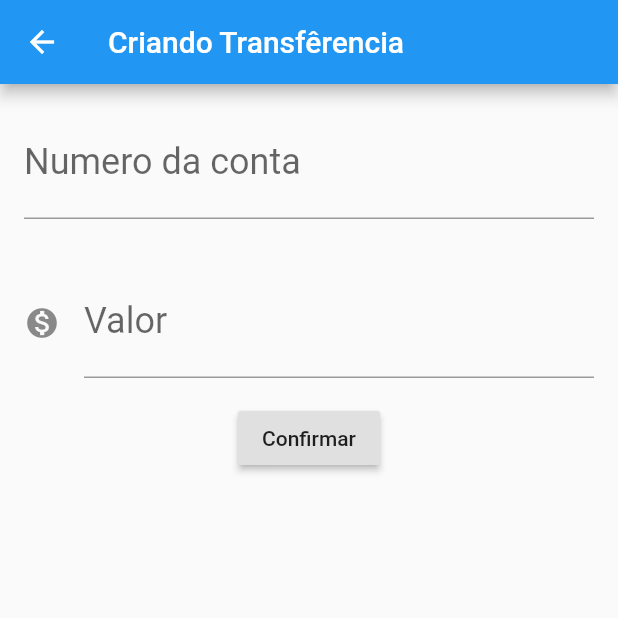
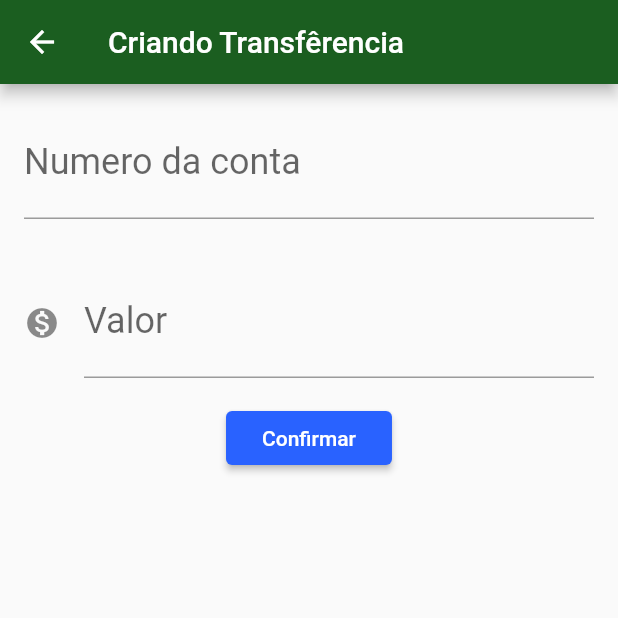
Before and after one commit to Zimmerr/AluraFlutter, a Flutter app: the screen it shows after launch, after a tap on the "add" icon, on a phone screen of 412 x 824 dp, the top half of it. Run offline on Flutter 3.47's test engine with Material 2 defaults, Android fonts, the phone set to English and light mode, and no system bars.

Commit message:
Commit - Aula 5 (Pré Refatoração)
StatefulWidget, Future.delayed, SingleChildScrollView

```diff
--- a/lib/main.dart
+++ b/lib/main.dart
@@ -7,16 +7,30 @@ class ByteBankApp extends StatelessWidget {
   @override
   Widget build(BuildContext context) {
     return MaterialApp(
-      home: Scaffold(
-        body: ListaTransferencias(),
+      theme: ThemeData(
+        primaryColor: Colors.green[900],
+        accentColor: Colors.blueAccent[700],
+        buttonTheme: ButtonThemeData(
+          buttonColor: Colors.blueAccent[700],
+          textTheme: ButtonTextTheme.primary,
         ),
+      ),
+      home: ListaTransferencias(),
     );
   }
 }
 
 
-class FormularioTransferencia extends StatelessWidget {
+class FormularioTransferencia extends StatefulWidget  {
 
+  @override
+  State<StatefulWidget> createState() {
+    // TODO: implement createState
+    return FormularioTransferenciaState();
+  }
+}
+
+class FormularioTransferenciaState extends State<FormularioTransferencia>{
   final TextEditingController _controladorCampoNumeroConta = TextEditingController();
   final TextEditingController _controladorCampoValor = TextEditingController();
 
@@ -24,7 +38,8 @@ class FormularioTransferencia extends StatelessWidget {
   Widget build(BuildContext context) {
     return Scaffold(
       appBar: AppBar(title: Text('Criando Transfêrencia'),),
-      body: Column(
+      body: SingleChildScrollView(
+        child: Column(
           children: <Widget>[
             Editor(
                 controlador: _controladorCampoNumeroConta,
@@ -41,6 +56,7 @@ class FormularioTransferencia extends StatelessWidget {
             ),
           ],
         ),
+      ),
     );
   }
 
@@ -52,7 +68,6 @@ class FormularioTransferencia extends StatelessWidget {
       Navigator.pop(context, transferenciaCriada);
     }
   }
-
 }
 
 class Editor extends StatelessWidget {
@@ -84,11 +99,17 @@ class Editor extends StatelessWidget {
   }
 }
 
-class ListaTransferencias extends StatelessWidget{
+class ListaTransferencias extends StatefulWidget{
+  @override
+  State<StatefulWidget> createState() {
+    // TODO: implement createState
+    return ListaTransferenciasState();
+  }
+}
 
+class ListaTransferenciasState extends State<ListaTransferencias>{
   final List<Transferencia> _transferencias = List();
 
-  @override
   Widget build(BuildContext context) {
     // TODO: implement build
     return Scaffold(
@@ -108,8 +129,16 @@ class ListaTransferencias extends StatelessWidget{
             return FormularioTransferencia();
           }));
           future.then((transferenciaRecebida) {
+            Future.delayed(Duration(seconds: 1), () {
+              debugPrint('chegou no then do future');
               debugPrint('$transferenciaRecebida');
+              if(transferenciaRecebida != null) {
+                setState(() {
                  _transferencias.add(transferenciaRecebida);
+                });
+              }
+            });
+
           });
         },
       ),
```
Lines whose indentation alone changed are shown as unchanged.
